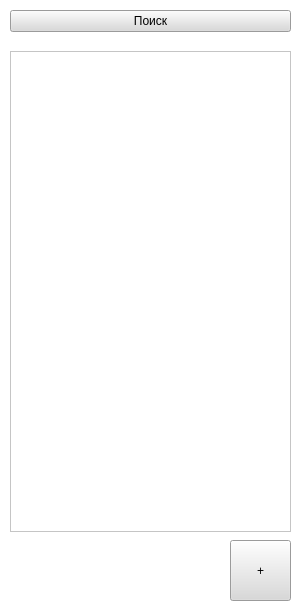
Dem1art/Project-PyQt5, file Main_window.ui: the form before one commit.
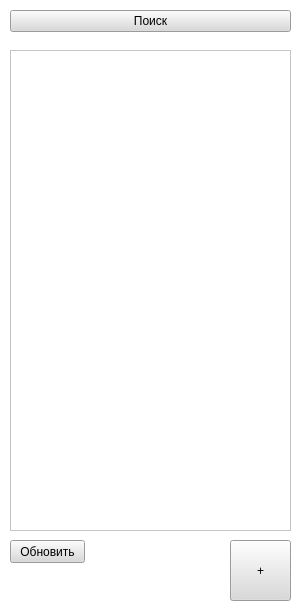
The form after the commit.

Commit message: Полностью готовая файл форма

```diff
--- a/Main_window.ui
+++ b/Main_window.ui
@@ -113,11 +113,27 @@
      <string>+</string>
     </property>
    </widget>
-   <widget class="QListView" name="listView">
+   <widget class="QPushButton" name="update_button">
     <property name="geometry">
      <rect>
       <x>10</x>
-      <y>51</y>
+      <y>540</y>
+      <width>75</width>
+      <height>23</height>
+     </rect>
+    </property>
+    <property name="styleSheet">
+     <string notr="true">background-color: rgb(217, 217, 217);</string>
+    </property>
+    <property name="text">
+     <string>Обновить</string>
+    </property>
+   </widget>
+   <widget class="QListWidget" name="listWidget">
+    <property name="geometry">
+     <rect>
+      <x>10</x>
+      <y>50</y>
       <width>281</width>
       <height>481</height>
      </rect>
```
Left out of the diff: 6 changed lines with no effect on the pictures. The commit also changes 3 other files.
